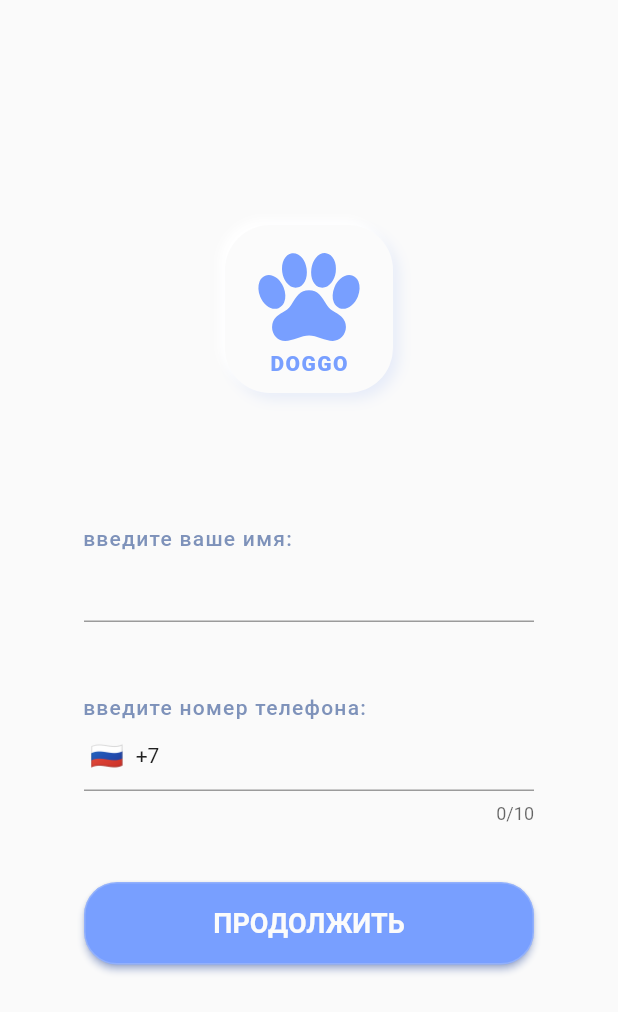
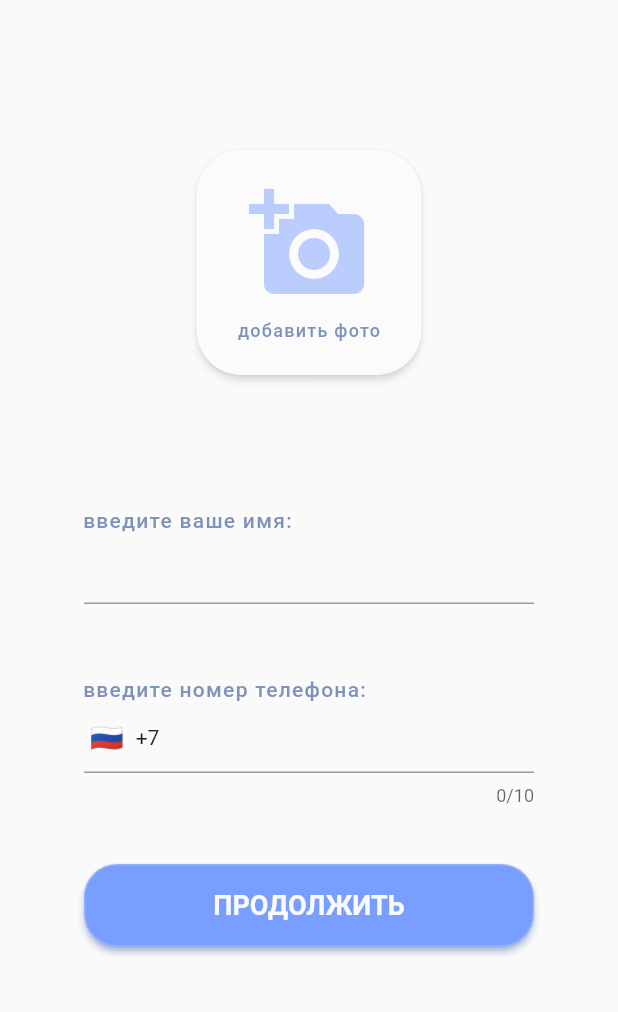
Before and after one commit to lunarEclipse423/doggo_app, a Flutter app: the RegisterWindow screen opened by its route, on a phone screen of 412 x 824 dp. Shown: the top 1012 px of the screen. Run offline on Flutter 3.47's test engine with Material 2 defaults, Android fonts, the phone set to English and light mode, and no system bars; drawn by our look-alikes of intl_phone_field; our stand-ins replace cached_network_image, cloud_firestore, eva_icons_flutter, firebase_auth, firebase_core, firebase_storage and 12 more; missing offline and left inert: image_crop, searchable_dropdown, swipeable_page_route; accounts and stored records are empty; network calls fail; statements that could not run were skipped.

Commit message:
Вернулось добавление фото Исправлены баги с регистрацией и аутентификацией Iml-файлы для SHA

```diff
--- a/flutter_app_doggo/lib/const.dart
+++ b/flutter_app_doggo/lib/const.dart
@@ -23,4 +23,5 @@ int dogsAmount = 0;
 bool register = true;
 String phoneNumber = '';
 String myName = '';
+String personImage = ' ';
 //PersonProfile personProfile = PersonProfile(FirebaseAuth.instance.currentUser.uid);
--- a/flutter_app_doggo/lib/human_settings.dart
+++ b/flutter_app_doggo/lib/human_settings.dart
@@ -590,8 +590,8 @@ class _HumanSettingsState extends State<HumanSettings> {
                       ),
                       onPressed: () {
                         _overlayEntry.remove();
-                        Navigator.pushNamedAndRemoveUntil(context,
-                            '/addDog/${widget._currentUid}', (route) => false);
+                        Navigator.pushNamed(context,
+                            '/addDog/${widget._currentUid}');
                       },
                       child: Text(
                         "Добавить собаку",
--- a/flutter_app_doggo/lib/register.dart
+++ b/flutter_app_doggo/lib/register.dart
@@ -117,14 +117,14 @@ class _RegisterWindowState extends State<RegisterWindow> {
       return ((isPicked == true && isCropped == false)
           ? _buildCropWidget()
           : _buildRegisterWidget());
-    }
-    on Exception catch(e) {
+    } on Exception catch (e) {
       print('error caught: $e');
     }
   }
 
   Future<void> _pickImage() async {
-    final pickedFile = await ImagePicker().getImage(source: ImageSource.gallery);
+    final pickedFile =
+    await ImagePicker().getImage(source: ImageSource.gallery);
     final file = File(pickedFile.path);
 
     final sample = await ImageCrop.sampleImage(
@@ -161,54 +161,51 @@ class _RegisterWindowState extends State<RegisterWindow> {
     debugPrint('$croppedImage');
   }
 
-  Widget _buildRegisterWidget () {
+  Widget _buildRegisterWidget() {
     return Scaffold(
         resizeToAvoidBottomInset: false,
         body: Container(
-            margin: EdgeInsets.fromLTRB(0.0, 150, 0.0, 0.0),
+            margin: EdgeInsets.fromLTRB(0.0, 100, 0.0, 0.0),
             child: Builder(
                 builder: (context) => Form(
                     key: _formKey,
                     child: SingleChildScrollView(
                         child: Column(
                           children: [
-                            // ЛОГОТИП "DOGGO"
-                            Container(
-                              width: 112,
-                              height: 112,
-                              decoration: BoxDecoration(
+                            SizedBox(
+                              width: 150,
+                              height: 150,
+                              child: ElevatedButton(
+                                onPressed: _onAddPhotoButtonPressed,
+                                style: ButtonStyle(
+                                  backgroundColor:
+                                  MaterialStateProperty.all(Color(0xfffbfbfb)),
+                                  foregroundColor: MaterialStateProperty.all(
+                                    Color(0xfffbfbfb),
+                                  ),
+                                  overlayColor:
+                                  MaterialStateProperty.all(Color(0xfffbfbfb)),
+                                  shadowColor:
+                                  MaterialStateProperty.all(Color(0xfffbfbfb)),
+                                  //elevation: MaterialStateProperty.all(20),
+                                  side: MaterialStateProperty.all(BorderSide(
+                                      width: 155,
+                                      style: BorderStyle.none,
+                                      color: Color(0xfffbfbfb))),
+                                  enableFeedback: false,
+                                  shape: MaterialStateProperty.all<
+                                      RoundedRectangleBorder>(
+                                    RoundedRectangleBorder(
                                       borderRadius: BorderRadius.circular(30),
-                                boxShadow: [
-                                  BoxShadow(
-                                    color: Color(0x59c2d1f5),
-                                    blurRadius: 7,
-                                    offset: Offset(4, 4),
+                                      side: BorderSide(color: Color(0x59c2d1f5)),
                                     ),
-                                  BoxShadow(
-                                    color: Color(0xffffffff),
-                                    blurRadius: 4,
-                                    offset: Offset(-4, -4),
                                   ),
-                                ],
-                                color: Color(0xfffbfbfb),
                                 ),
                                 child: Column(
                                   mainAxisAlignment: MainAxisAlignment.center,
                                   crossAxisAlignment: CrossAxisAlignment.center,
-                                children: [
-                                  Icon(Ionicons.ios_paw,
-                                      color: Color(0xff789fff), size: 72),
-                                  Text(
-                                    "DOGGO",
-                                    style: TextStyle(
-                                      color: Color(0xff789fff),
-                                      fontSize: 14,
-                                      fontFamily: "Roboto",
-                                      fontWeight: FontWeight.w900,
-                                      letterSpacing: 0.98,
+                                  children: buttonList,
                                 ),
-                                  ),
-                                ],
                               ),
                             ),
                             SizedBox(height: 88.67),
@@ -244,9 +241,9 @@ class _RegisterWindowState extends State<RegisterWindow> {
                                 validator: (value) {
                                   if (value.isEmpty) {
                                     return 'Invalid Name';
-                                  }},
-                                onChanged: (input)
-                                {
+                                  }
+                                },
+                                onChanged: (input) {
                                   name = input;
                                 },
                               ),
@@ -258,8 +255,7 @@ class _RegisterWindowState extends State<RegisterWindow> {
                                 margin: EdgeInsets.fromLTRB(55.0, 0.0, 0.0, 0.0),
                                 child: Text(
                                   "введите номер телефона:",
-                                  style:
-                                  TextStyle(
+                                  style: TextStyle(
                                     color: Color(0xb248659e),
                                     fontSize: 14,
                                     fontFamily: "Roboto",
@@ -294,8 +290,7 @@ class _RegisterWindowState extends State<RegisterWindow> {
                             SizedBox(
                               width: 300,
                               height: 55,
-                              child:
-                              ElevatedButton(
+                              child: ElevatedButton(
                                 onPressed: () {
                                   final form = _formKey.currentState;
                                   if (form.validate()) {
@@ -303,11 +298,9 @@ class _RegisterWindowState extends State<RegisterWindow> {
                                   }
                                 },
                                 style: ButtonStyle(
-                                  backgroundColor:
-                                  MaterialStateProperty.all(
+                                    backgroundColor: MaterialStateProperty.all(
                                         Color(0xff789fff)),
-                                  foregroundColor:
-                                  MaterialStateProperty.all(
+                                    foregroundColor: MaterialStateProperty.all(
                                       Color(0xff789fff),
                                     ),
                                     overlayColor: MaterialStateProperty.all(
@@ -318,11 +311,9 @@ class _RegisterWindowState extends State<RegisterWindow> {
                                     shape: MaterialStateProperty.all<
                                         RoundedRectangleBorder>(
                                         RoundedRectangleBorder(
-                                            borderRadius:
-                                            BorderRadius.circular(22),
+                                            borderRadius: BorderRadius.circular(22),
                                             side: BorderSide(
-                                                color: Color(0x59c2d1f5))))
-                                ),
+                                                color: Color(0x59c2d1f5))))),
                                 child: Text(
                                   "ПРОДОЛЖИТЬ",
                                   style: TextStyle(
@@ -331,16 +322,13 @@ class _RegisterWindowState extends State<RegisterWindow> {
                                     fontFamily: "Roboto",
                                     fontWeight: FontWeight.w700,
                                   ),
-                                )
+                                ),
                               ),
                             ),
                             SizedBox(height: 10.67),
                           ],
-                        ))))
-        )
-    );
+                        ))))));
   }
-
 
   Widget _buildCropWidget() {
     return Column(
--- a/flutter_app_doggo/lib/tabs_page.dart
+++ b/flutter_app_doggo/lib/tabs_page.dart
@@ -49,7 +49,7 @@ class _TabsPageState extends State<TabsPage> {
   }
 
   _addUsedIdDB() async {
-    final DocumentReference user = FirebaseFirestore.instance
+    writeUser = FirebaseFirestore.instance
         .collection('users')
         .doc(FirebaseAuth.instance.currentUser.uid);
 
@@ -59,25 +59,27 @@ class _TabsPageState extends State<TabsPage> {
       //     .child('users/' + FirebaseAuth.instance.currentUser.uid + '/profile');
 
       print('Reference Created');
-      //UploadTask uploadTask = storageReference.putFile(widget.personImage);
+     // UploadTask uploadTask = storageReference.putFile(widget.personImage);
       print('File Uploaded');
 
-      user.set({
+      writeUser.set({
         'name': myName,
         'phoneNumber': phoneNumber,
         'location' : GeoPoint(0.0, 0.0),
         'isWalking' : false,
         'status' : true,
         'walkingDogs' : 0,
+        'idUser' : FirebaseAuth.instance.currentUser.uid,
+        'personImageURL' : ' '
       }, SetOptions(merge: false));
 
     }
     else {
-      user.update({
+      writeUser.update({
         'isWalking': false,
         'status' : true});
-      final CollectionReference writeDogs = user.collection('dogs');
-      final QuerySnapshot dogs = await user.collection('dogs').get();
+      final CollectionReference writeDogs = writeUser.collection('dogs');
+      final QuerySnapshot dogs = await writeUser.collection('dogs').get();
       final List<DocumentSnapshot> docDogs = dogs.docs;
       docDogs.forEach((dog) {
         writeDogs.doc(dog.id).update({'isWalking' : false});
```
Also changed, not shown: 3 other files. Lines whose indentation alone changed are shown as unchanged.
